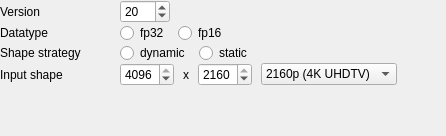
Above: ui/designer/ui_onnx_conversion_widget.ui from herlegon/hconvert before the change. Below: the same form after it.
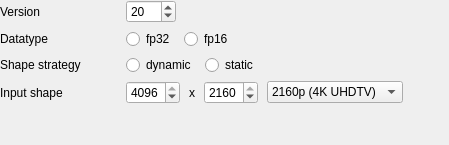
That is the form after the change.

Diff of the .ui file:
```diff
--- a/ui/designer/ui_onnx_conversion_widget.ui
+++ b/ui/designer/ui_onnx_conversion_widget.ui
@@ -6,8 +6,8 @@
    <rect>
     <x>0</x>
     <y>0</y>
-    <width>446</width>
-    <height>136</height>
+    <width>449</width>
+    <height>145</height>
    </rect>
   </property>
   <property name="windowTitle">
@@ -31,6 +31,12 @@
    </property>
    <item>
     <layout class="QFormLayout" name="main_layout">
+     <property name="horizontalSpacing">
+      <number>6</number>
+     </property>
+     <property name="verticalSpacing">
+      <number>6</number>
+     </property>
      <item row="0" column="0">
       <widget class="QLabel" name="label_version">
        <property name="sizePolicy">
@@ -130,6 +136,9 @@
          <property name="orientation">
           <enum>Qt::Orientation::Horizontal</enum>
          </property>
+         <property name="sizeType">
+          <enum>QSizePolicy::Policy::Expanding</enum>
+         </property>
          <property name="sizeHint" stdset="0">
           <size>
            <width>10</width>
@@ -189,9 +198,12 @@
          <property name="orientation">
           <enum>Qt::Orientation::Horizontal</enum>
          </property>
+         <property name="sizeType">
+          <enum>QSizePolicy::Policy::MinimumExpanding</enum>
+         </property>
          <property name="sizeHint" stdset="0">
           <size>
-           <width>0</width>
+           <width>10</width>
            <height>20</height>
           </size>
          </property>
```
Left out of the diff: 4 changed lines with no effect on the pictures.
